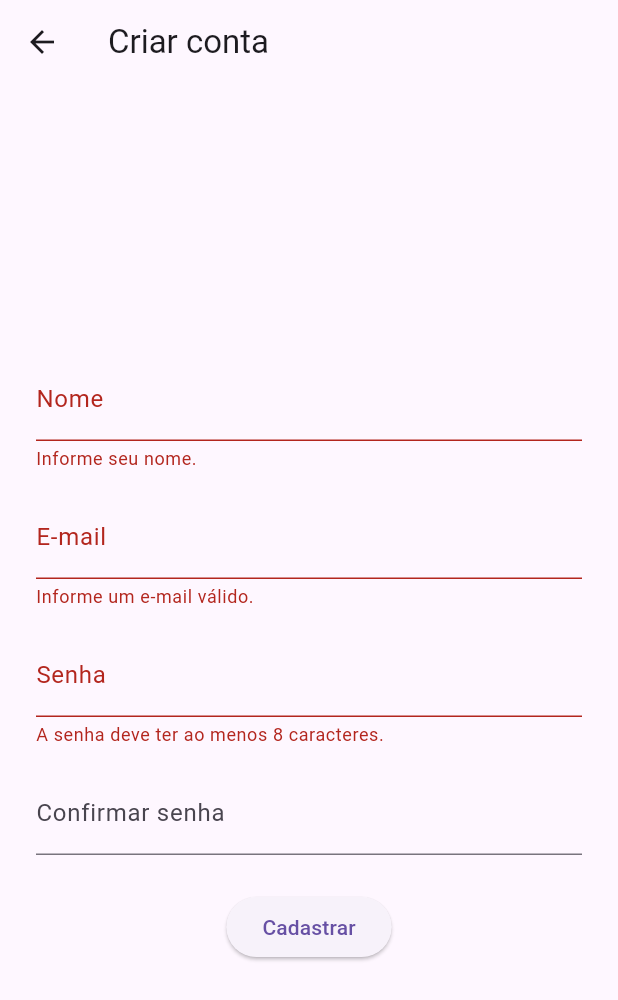
After one commit to cristhyan-n/cashpath_app, a Flutter app: the RegisterScreen screen opened directly, after a tap on "Cadastrar", on a phone screen of 412 x 824 dp. The commit adds this screen. Shown: the top 1000 px of the screen. Run offline on Flutter 3.47's test engine with Material 3 defaults, Android fonts, the phone set to English and light mode, and no system bars; our stand-ins replace flutter_secure_storage; accounts and stored records are empty.

Commit message:
feat: adiciona tela de cadastro com validação de formulário

```diff
--- /dev/null
+++ b/lib/screens/register_screen.dart
@@ -0,0 +1,156 @@
+import 'package:flutter/material.dart';
+import 'package:cashpath_app/services/auth_service.dart';
+
+class RegisterScreen extends StatefulWidget {
+  const RegisterScreen({super.key});
+
+  @override
+  State<RegisterScreen> createState() => _RegisterScreenState();
+}
+
+class _RegisterScreenState extends State<RegisterScreen> {
+  final _formKey = GlobalKey<FormState>();
+  final _nameController = TextEditingController();
+  final _emailController = TextEditingController();
+  final _passwordController = TextEditingController();
+  final _confirmPasswordController = TextEditingController();
+  final _authService = AuthService();
+
+  bool _isLoading = false;
+  String? _errorMessage;
+
+  @override
+  void dispose() {
+    _nameController.dispose();
+    _emailController.dispose();
+    _passwordController.dispose();
+    _confirmPasswordController.dispose();
+    super.dispose();
+  }
+
+  String? _validateName(String? value) {
+    if (value == null || value.trim().isEmpty) return 'Informe seu nome.';
+    return null;
+  }
+
+  String? _validateEmail(String? value) {
+    final isValid = RegExp(r'^[^@\s]+@[^@\s]+\.[^@\s]+$')
+        .hasMatch(value?.trim() ?? '');
+    return isValid ? null : 'Informe um e-mail válido.';
+  }
+
+  String? _validatePassword(String? value) {
+    if (value == null || value.length < 8) {
+      return 'A senha deve ter ao menos 8 caracteres.';
+    }
+    return null;
+  }
+
+  String? _validateConfirmPassword(String? value) {
+    return value == _passwordController.text ? null : 'As senhas não conferem.';
+  }
+
+  Future<void> _handleRegister() async {
+    if (!_formKey.currentState!.validate()) return;
+
+    setState(() {
+      _isLoading = true;
+      _errorMessage = null;
+    });
+
+    String? error;
+    try {
+      await _authService.register(
+        _nameController.text.trim(),
+        _emailController.text.trim(),
+        _passwordController.text,
+      );
+    } catch (e) {
+      error = e.toString().replaceFirst('Exception: ', '');
+    }
+
+    if (!mounted) return;
+
+    if (error != null) {
+      setState(() {
+        _isLoading = false;
+        _errorMessage = error;
+      });
+      return;
+    }
+
+    ScaffoldMessenger.of(context).showSnackBar(
+      const SnackBar(content: Text('Cadastro realizado! Faça login.')),
+    );
+    Navigator.pop(context);
+  }
+
+  @override
+  Widget build(BuildContext context) {
+    return Scaffold(
+      appBar: AppBar(title: const Text('Criar conta')),
+      body: Center(
+        child: SingleChildScrollView(
+          padding: const EdgeInsets.all(24),
+          child: Form(
+            key: _formKey,
+            child: Column(
+              mainAxisSize: MainAxisSize.min,
+              children: [
+                TextFormField(
+                  controller: _nameController,
+                  textCapitalization: TextCapitalization.words,
+                  decoration: const InputDecoration(labelText: 'Nome'),
+                  validator: _validateName,
+                ),
+                const SizedBox(height: 16),
+                TextFormField(
+                  controller: _emailController,
+                  keyboardType: TextInputType.emailAddress,
+                  decoration: const InputDecoration(labelText: 'E-mail'),
+                  validator: _validateEmail,
+                ),
+                const SizedBox(height: 16),
+                TextFormField(
+                  controller: _passwordController,
+                  obscureText: true,
+                  decoration: const InputDecoration(labelText: 'Senha'),
+                  validator: _validatePassword,
+                ),
+                const SizedBox(height: 16),
+                TextFormField(
+                  controller: _confirmPasswordController,
+                  obscureText: true,
+                  decoration: const InputDecoration(
+                    labelText: 'Confirmar senha',
+                  ),
+                  validator: _validateConfirmPassword,
+                ),
+                if (_errorMessage != null) ...[
+                  const SizedBox(height: 16),
+                  Text(
+                    _errorMessage!,
+                    style: TextStyle(
+                      color: Theme.of(context).colorScheme.error,
+                    ),
+                  ),
+                ],
+                const SizedBox(height: 24),
+                ElevatedButton(
+                  onPressed: _isLoading ? null : _handleRegister,
+                  child: _isLoading
+                      ? const SizedBox(
+                          height: 20,
+                          width: 20,
+                          child: CircularProgressIndicator(strokeWidth: 2),
+                        )
+                      : const Text('Cadastrar'),
+                ),
+              ],
+            ),
+          ),
+        ),
+      ),
+    );
+  }
+}
```
Also changed, not shown: lib/screens/login_screen.dart (+10 -0 lines), lib/services/auth_service.dart (+32 -11 lines).
